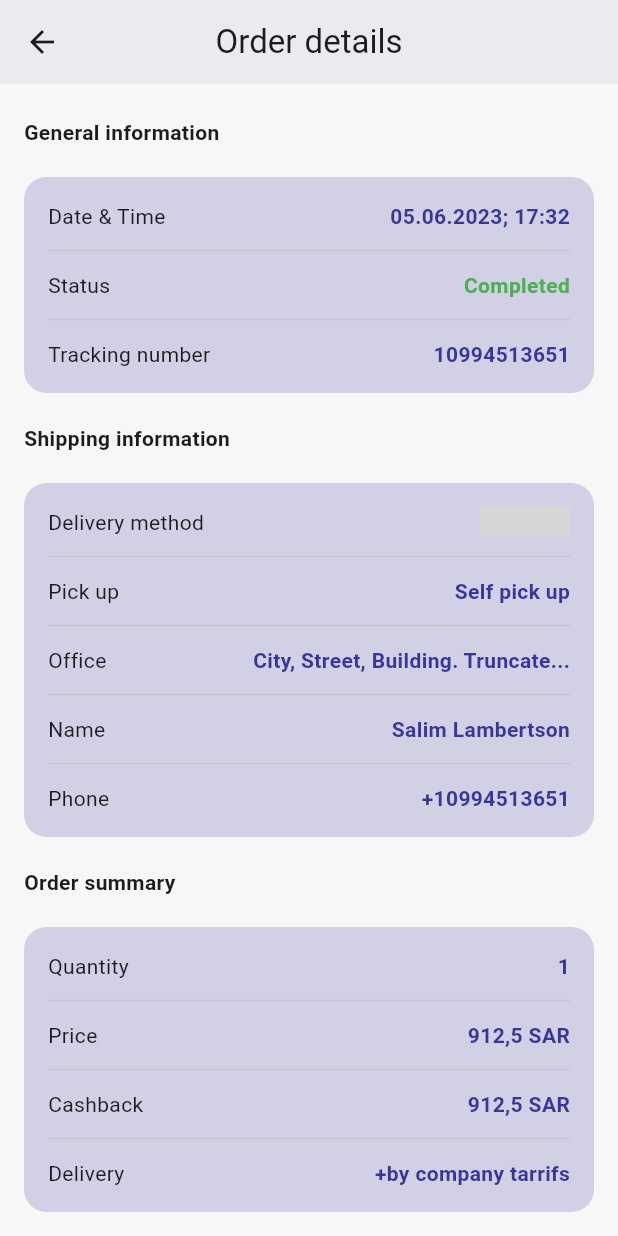
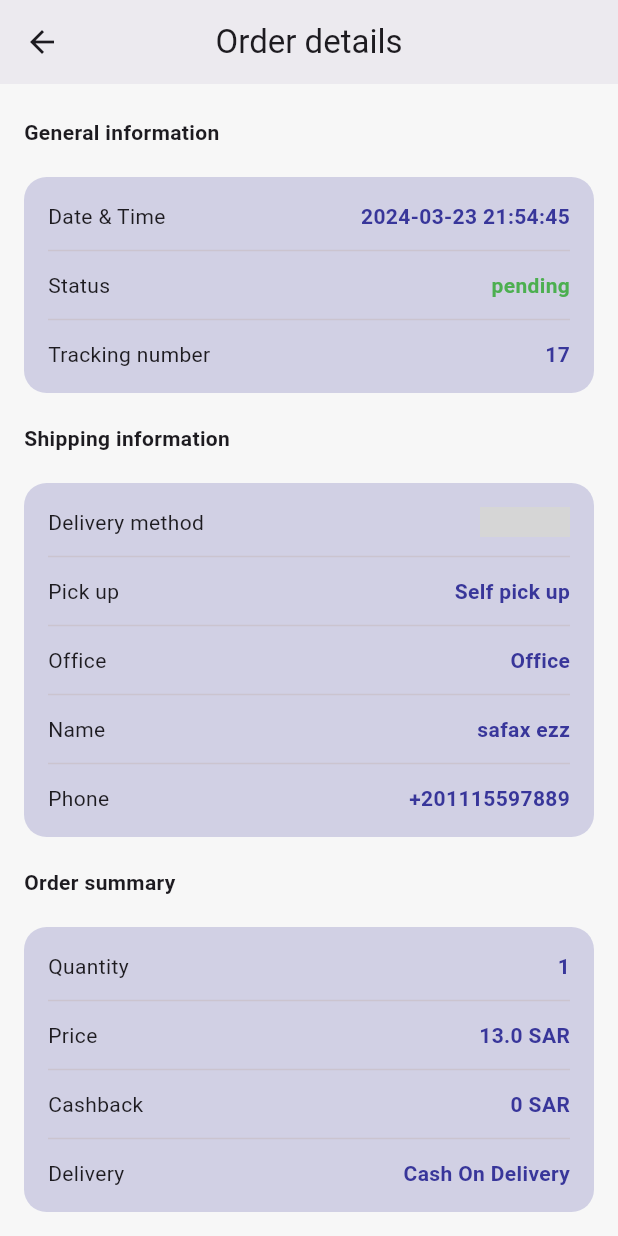
Before and after one commit to zamalex/payback, a Flutter app: the OrderDetails screen opened directly, scrolled down 130 dp, on a phone screen of 412 x 824 dp. Run offline on Flutter 3.47's test engine with Material 3 defaults, Android fonts, the phone set to English and light mode, and no system bars; our stand-ins replace auto_size_text, cached_network_image, carousel_slider, confetti, country_code_picker, dio and 15 more; missing offline and left inert: custom_date_range_picker, custom_map_markers, mobile_scanner, slide_switcher; accounts and stored records are empty; network calls fail; grey boxes are pictures that could not be loaded.

Commit message:
update user data

```diff
--- a/lib/data/http/urls.dart
+++ b/lib/data/http/urls.dart
@@ -21,6 +21,7 @@ class Url {
   static const SORT_COMMIMENTS_URL = '/admin/commitments/sort';
   static const CREATE_COMMIMENTS_URL = '/admin/commitments/create';
   static const SHARE_INVITATION_URL = '/admin/share-commitments';
+  static const GET_HELP_COMUNITY_URL = '/admin/cashback/community';
   static const COMMIMENTS_CATEGORIES_URL = '/admin/commitment-categories';
   static const ONBOARDING_URL = '/admin/screens';
   static const DELIVERY_URL = '/admin/delivery-methods';
@@ -34,6 +35,7 @@ class Url {
 
   static const GET_CASHBACK_URL = '/cashbacks';
   static const GET_CASHBACK_HISTORY_URL = '/admin/cashback/categories';
+  static const GET_CASHBACK_TRANSACTIONS_URL = '/admin/cashback/balances';
 
   static String TOKEN = '';
   static String LOCALE = 'ar';
@@ -124,4 +126,48 @@ class Url {
          "description":null
 
       }]}""";
+
+
+
+  static String STATIC_ORDER= """
+  {
+            "id": 17,
+            "order_id": "14",
+            "product_id": "2",
+            "qty": "1",
+            "price": "13.00",
+            "tax_amount": "0.00",
+            "created_at": "2024-03-23T21:54:45.000000Z",
+            "updated_at": "2024-03-23T21:54:45.000000Z",
+            "product": {
+                "id": 2,
+                "name": "Printing services",
+                "quantity": "55",
+                "featured_image": "path/to/featured_image.jpg",
+                "price": "13.00"
+            },
+            "order": {
+                "id": 14,
+                "vendor_id": "1",
+                "delivery_method_id": "1",
+                "user_id": "16",
+                "status": "pending",
+                "delivery_method": {
+                    "id": 1,
+                    "name": "Cash On Delivery"
+
+                },
+                "vendor": {
+                    "id": 1,
+                     "store_name": "Gutkowski-Hintz"
+                },
+                "user": {
+                    "id": 16,
+                    "name": "safax ezz",
+                    "phone": "+201115597889"
+
+                }
+            }
+        }
+  """;
 }
--- a/lib/helpers/functions.dart
+++ b/lib/helpers/functions.dart
@@ -29,3 +29,13 @@ double calculateCartTotal(List<Product> pros){
 
   return total;
 }
+
+String parseDate(String s){
+  DateTime dateTime = DateTime.parse(s);
+
+  // Format the DateTime object into a readable format
+  String formattedDateTime = '${dateTime.year}-${dateTime.month.toString().padLeft(2, '0')}-${dateTime.day.toString().padLeft(2, '0')} '
+      '${dateTime.hour.toString().padLeft(2, '0')}:${dateTime.minute.toString().padLeft(2, '0')}:${dateTime.second.toString().padLeft(2, '0')}';
+
+  return formattedDateTime;
+}
--- a/lib/model/orders_model.dart
+++ b/lib/model/orders_model.dart
@@ -43,7 +43,7 @@ class Order {
       productImage: json['product']==null?'----':json['product']['featured_image'],
       dateTime: json['created_at'],
       totalPrice: double.parse(json['price'].toString()),
-      cashback: double.parse(json['order']['vendor']['payment_management_commission']),
+      cashback: 0,
       orderNo: json['order_id'].toString(),
       status: json['order']['status'].toString(),
       deliveryMethod: json['order']['delivery_method']['name'],
--- a/lib/providers/checkout_provider.dart
+++ b/lib/providers/checkout_provider.dart
@@ -11,6 +11,8 @@ import '../data/service_locator.dart';
 import '../model/orders_model.dart';
 
 class CheckoutProvider extends ChangeNotifier{
+
+  String selectedStatus = 'completed';
 
   List<CheckoutObject> checkouts = [
 
@@ -39,6 +41,8 @@ class CheckoutProvider extends ChangeNotifier{
   List<ShippingMethod> shippings = [];
   List<ShippingMethod> shippingsAddresses = [];
   List<Order> orders=[];
+
+
   Future loadOrders() async {
     isLoading = true;
     notifyListeners();
@@ -46,6 +50,8 @@ class CheckoutProvider extends ChangeNotifier{
     try {
       final response = await sl<CheckoutRepository>().getOrders();
       orders = response['data'];
+
+      orders = orders.where((element) => element.status==selectedStatus).toList();
     } catch (e) {
       orders=[];
     }
--- a/lib/screens/commitment_category_received.dart
+++ b/lib/screens/commitment_category_received.dart
@@ -1,7 +1,11 @@
+import 'dart:convert';
+
 import 'package:custom_date_range_picker/custom_date_range_picker.dart';
 import 'package:flutter/material.dart';
 import 'package:get/route_manager.dart';
+import 'package:payback/data/http/urls.dart';
 import 'package:payback/helpers/custom_widgets.dart';
+import 'package:payback/model/orders_model.dart';
 import 'package:payback/screens/order_details_screen.dart';
 import 'package:provider/provider.dart';
 
@@ -16,7 +20,7 @@ class CommitmentCategoryReceivedScreen extends StatelessWidget {
   Widget build(BuildContext context) {
     return Scaffold(
       appBar: AppBar(
-        leading: BackButtonIcon(),
+        leading: BackButton(),
         actions: [
           InkWell(
               onTap: (){
@@ -39,7 +43,7 @@ class CommitmentCategoryReceivedScreen extends StatelessWidget {
 
             SizedBox(height: 20,),
 
-            Expanded(child: ListView.builder(itemBuilder: (context, index) =>Container(margin: EdgeInsets.symmetric(vertical: 4),child:  ReceivedItem(),),itemCount: 3,))
+            Expanded(child: ListView.builder(itemBuilder: (context, index) =>Container(margin: EdgeInsets.symmetric(vertical: 4),child:  ReceivedItem(order: Order.fromJson(jsonDecode(Url.STATIC_ORDER)),),),itemCount: 3,))
           ],
         ),),
     );
@@ -52,7 +56,8 @@ class CommitmentCategoryReceivedScreen extends StatelessWidget {
 
 
 class ReceivedItem extends StatelessWidget {
-  const ReceivedItem({super.key});
+   ReceivedItem({super.key,required this.order});
+  Order order;
 
   @override
   Widget build(BuildContext context) {
@@ -92,7 +97,7 @@ class ReceivedItem extends StatelessWidget {
                           mainAxisAlignment: MainAxisAlignment.spaceBetween,
                           children: [
                             Expanded(
-                              child: Text('Amazon',
+                              child: Text('${order.vendorName}',
                                   style: TextStyle(
                                       fontSize: 15,
                                       fontWeight: FontWeight.normal,
@@ -109,7 +114,7 @@ class ReceivedItem extends StatelessWidget {
                           children: [
                             Expanded(
                               child: Text(
-                                'Sneakers shoes woman',
+                                '${order.productName}',
                                 maxLines: 1,
                                 style: TextStyle(
                                     fontSize: 18,
@@ -128,7 +133,7 @@ class ReceivedItem extends StatelessWidget {
 
                                Text(
 
-                                'Cashback: 100 SAR',
+                                'Cashback: 0 SAR',
                                 textAlign: TextAlign.end,
                                 style: TextStyle(
 
--- a/lib/screens/order_details_screen.dart
+++ b/lib/screens/order_details_screen.dart
@@ -1,15 +1,25 @@
+import 'dart:convert';
+
 import 'package:flutter/material.dart';
+import 'package:payback/data/http/urls.dart';
 import 'package:payback/helpers/colors.dart';
+import 'package:payback/model/orders_model.dart';
 import 'package:payback/screens/commitment_category_received.dart';
 
+import '../helpers/functions.dart';
+
 class OrderDetails extends StatelessWidget {
-  const OrderDetails({super.key});
+   OrderDetails({super.key,this.order});
+
+   Order? order;
 
   @override
   Widget build(BuildContext context) {
+    order = order ?? Order.fromJson(jsonDecode(Url.STATIC_ORDER));
+
     return Scaffold(
       appBar: AppBar(
-        leading:  BackButtonIcon(),
+        leading:  BackButton(),
         title: Text('Order details'),
         centerTitle: true,
       ),
@@ -20,19 +30,19 @@ class OrderDetails extends StatelessWidget {
           child: Column(
             crossAxisAlignment: CrossAxisAlignment.start,
             children: [
-              ReceivedItem(),
+              ReceivedItem(order: order!,),
               Text('General information',style: TextStyle(fontWeight: FontWeight.bold),),
               SizedBox(height: 20,),
               Container(padding:EdgeInsets.all(16),decoration: BoxDecoration(color: kBlueColor.withOpacity(.2),borderRadius: BorderRadius.circular(15)),child: Column(children: [
-                LeadingTrailingItem(txt: 'Date & Time', widget: Text('05.06.2023; 17:32',style: TextStyle(color:kBlueColor,fontWeight: FontWeight.bold),))
+                LeadingTrailingItem(txt: 'Date & Time', widget: Text('${parseDate(order!.dateTime!)}',style: TextStyle(color:kBlueColor,fontWeight: FontWeight.bold),))
                 ,SizedBox(height: 5,),
                 Divider()
                 ,SizedBox(height: 5,),
-                LeadingTrailingItem(txt: 'Status', widget: Text('Completed',style: TextStyle(color:Colors.green,fontWeight: FontWeight.bold),))
+                LeadingTrailingItem(txt: 'Status', widget: Text('${order!.status}',style: TextStyle(color:Colors.green,fontWeight: FontWeight.bold),))
               ,SizedBox(height: 5,),
               Divider()
               ,SizedBox(height: 5,),
-                LeadingTrailingItem(txt: 'Tracking number', widget: Text('10994513651',style: TextStyle(color:kBlueColor,fontWeight: FontWeight.bold),))
+                LeadingTrailingItem(txt: 'Tracking number', widget: Text('${order!.id}',style: TextStyle(color:kBlueColor,fontWeight: FontWeight.bold),))
 
 
               ],),)
@@ -49,15 +59,15 @@ class OrderDetails extends StatelessWidget {
                 ,SizedBox(height: 5,),
                 Divider()
                 ,SizedBox(height: 5,),
-                LeadingTrailingItem(txt: 'Office', widget: Text('City, Street, Building. Truncate...',style: TextStyle(color:kBlueColor,fontWeight: FontWeight.bold),))
+                LeadingTrailingItem(txt: 'Office', widget: Text('${order!.pickupOffice}',style: TextStyle(color:kBlueColor,fontWeight: FontWeight.bold),))
   ,SizedBox(height: 5,),
                 Divider()
                 ,SizedBox(height: 5,),
-                LeadingTrailingItem(txt: 'Name', widget: Text('Salim Lambertson',style: TextStyle(color:kBlueColor,fontWeight: FontWeight.bold),))
+                LeadingTrailingItem(txt: 'Name', widget: Text('${order!.userName}',style: TextStyle(color:kBlueColor,fontWeight: FontWeight.bold),))
   ,SizedBox(height: 5,),
                 Divider()
                 ,SizedBox(height: 5,),
-                LeadingTrailingItem(txt: 'Phone', widget: Text('+10994513651',style: TextStyle(color:kBlueColor,fontWeight: FontWeight.bold),))
+                LeadingTrailingItem(txt: 'Phone', widget: Text('${order!.userPhone}',style: TextStyle(color:kBlueColor,fontWeight: FontWeight.bold),))
 
 
               ],),),
@@ -66,19 +76,19 @@ class OrderDetails extends StatelessWidget {
       SizedBox(height: 20,),
       Container(padding:EdgeInsets.all(16),decoration: BoxDecoration(color: kBlueColor.withOpacity(.2),borderRadius: BorderRadius.circular(15)),child: Column(children: [
 
-          LeadingTrailingItem(txt: 'Quantity', widget: Text('1',style: TextStyle(color:kBlueColor,fontWeight: FontWeight.bold),))
+          LeadingTrailingItem(txt: 'Quantity', widget: Text('${order!.quantity}',style: TextStyle(color:kBlueColor,fontWeight: FontWeight.bold),))
           ,SizedBox(height: 5,),
           Divider()
           ,SizedBox(height: 5,),
-          LeadingTrailingItem(txt: 'Price', widget: Text('912,5 SAR',style: TextStyle(color:kBlueColor,fontWeight: FontWeight.bold),))
+          LeadingTrailingItem(txt: 'Price', widget: Text('${order!.totalPrice} SAR',style: TextStyle(color:kBlueColor,fontWeight: FontWeight.bold),))
           ,SizedBox(height: 5,),
           Divider()
           ,SizedBox(height: 5,),
-          LeadingTrailingItem(txt: 'Cashback', widget: Text('912,5 SAR',style: TextStyle(color:kBlueColor,fontWeight: FontWeight.bold),))
+          LeadingTrailingItem(txt: 'Cashback', widget: Text('0 SAR',style: TextStyle(color:kBlueColor,fontWeight: FontWeight.bold),))
           ,SizedBox(height: 5,),
           Divider()
           ,SizedBox(height: 5,),
-          LeadingTrailingItem(txt: 'Delivery', widget: Text('+by company tarrifs',style: TextStyle(color:kBlueColor,fontWeight: FontWeight.bold),))
+          LeadingTrailingItem(txt: 'Delivery', widget: Text('${order!.deliveryMethod}',style: TextStyle(color:kBlueColor,fontWeight: FontWeight.bold),))
 
 
       ],),),
```
Also changed, not shown: lib/data/repository/commitments_repo.dart (+24 -7 lines), lib/data/repository/help_community_repo.dart (+5 -32 lines), lib/model/cashback_dashboard.dart (+5 -2 lines), lib/model/community_user.dart (+10 -4 lines), lib/model/transactions_response.dart (added, +38 -0 lines), lib/providers/CommitmentsProvider.dart (+15 -4 lines), lib/screens/commitment_category_spent_screen.dart (+18 -4 lines), lib/screens/history_screen.dart (+21 -3 lines), lib/screens/my_orders_screen.dart (+6 -3 lines), lib/screens/payment_success_screen.dart (+10 -1 lines).
